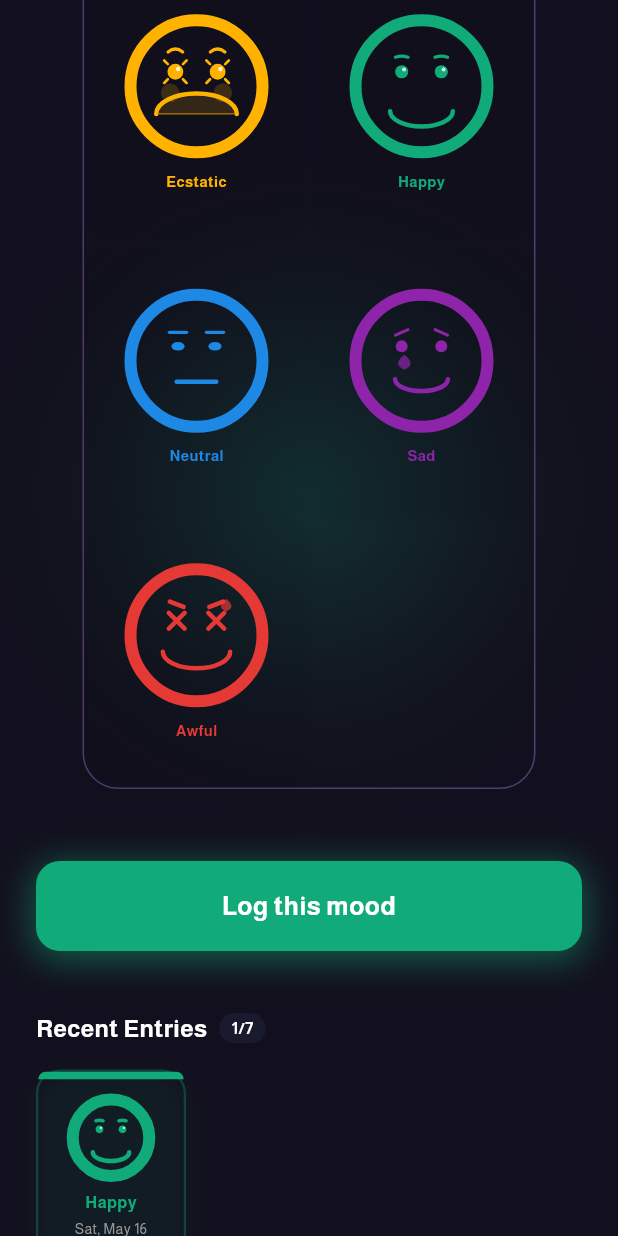
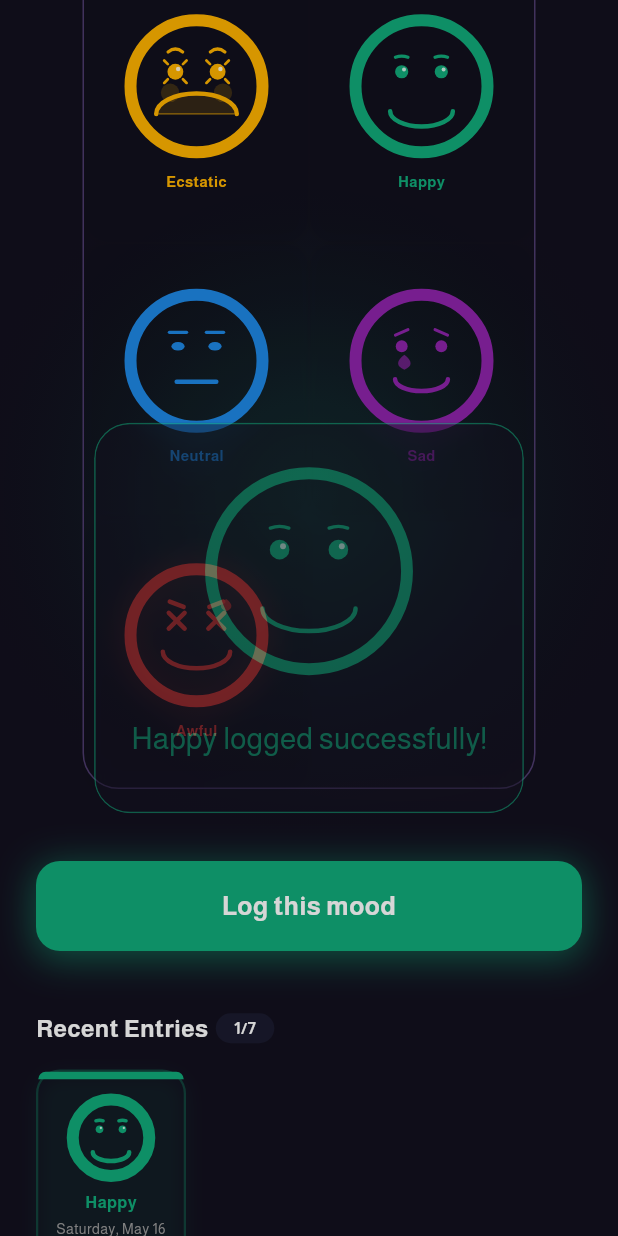
Before and after one commit to Mohamed-Ayman-Dev/mood_tracker, a Flutter app: the screen it shows after launch, scrolled down 576 dp, after a tap on "Log this mood", on a phone screen of 412 x 824 dp. Run offline on Flutter 3.47's test engine with Material 3 defaults, Android fonts, the phone set to English and light mode, and no system bars; our stand-ins replace get_it.

Commit message:
refactor feedback and dialog handling, enhance color themes and text styles

```diff
--- a/lib/src/core/constants/app_feedback.dart
+++ b/lib/src/core/constants/app_feedback.dart
@@ -1,17 +1,16 @@
+import 'package:flutter/cupertino.dart';
+import 'package:mood_tracker/src/core/constants/enums.dart';
+import 'package:mood_tracker/src/core/helpers/dialog_helpers.dart';
+
 final class AppFeedback {
   AppFeedback._();
 
-  static void successPopUp(String message, {String? desc}) {
-    //   EasyLoading.dismiss();
-    //   AlertUtils.showSuccessDialog(
-    //     title: message,
-    //     oneButton: true,
-    //     pop: false,
-    //     desc: desc,
-    //     onTab: () {
-    //       LocatorService.navigationService.currentState?.pop();
-    //     },
-    //   );
+  static void successPopUp(
+    BuildContext context, {
+    required String title,
+    required MoodType mode,
+  }) {
+    DialogHelpers.showSuccessDialog(context, title: title, mode: mode);
   }
 
   // static void successToast(String message) {
--- a/lib/src/core/extension/format_date_time_on_date_time.dart
+++ b/lib/src/core/extension/format_date_time_on_date_time.dart
@@ -1,6 +1,5 @@
 extension FormatDateTimeOnDateTime on DateTime {
-  String fmtDate() {
-    const months = [
+  static const _shortMonths = [
     'Jan',
     'Feb',
     'Mar',
@@ -15,9 +14,47 @@ extension FormatDateTimeOnDateTime on DateTime {
     'Dec',
   ];
 
-    const days = ['Mon', 'Tue', 'Wed', 'Thu', 'Fri', 'Sat', 'Sun'];
+  static const _fullMonths = [
+    'January',
+    'February',
+    'March',
+    'April',
+    'May',
+    'June',
+    'July',
+    'August',
+    'September',
+    'October',
+    'November',
+    'December',
+  ];
 
-    return '${days[weekday - 1]}, ${months[month - 1]} $day';
+  static const _shortDays = ['Mon', 'Tue', 'Wed', 'Thu', 'Fri', 'Sat', 'Sun'];
+
+  static const _fullDays = [
+    'Monday',
+    'Tuesday',
+    'Wednesday',
+    'Thursday',
+    'Friday',
+    'Saturday',
+    'Sunday',
+  ];
+
+  String fmtDate({
+    bool upperCase = false,
+    bool fullDay = true,
+    bool fullMonth = true,
+  }) {
+    final dayName = fullDay ? _fullDays[weekday - 1] : _shortDays[weekday - 1];
+
+    final monthName = fullMonth
+        ? _fullMonths[month - 1]
+        : _shortMonths[month - 1];
+
+    final result = '$dayName, $monthName $day';
+
+    return upperCase ? result.toUpperCase() : result;
   }
 
   String fmtTime() {
--- /dev/null
+++ b/lib/src/core/helpers/dialog_helpers.dart
@@ -0,0 +1,43 @@
+import 'package:flutter/material.dart';
+import 'package:mood_tracker/src/core/constants/enums.dart';
+import 'package:mood_tracker/src/core/widgets/dialog_content/success_dialog_content.dart';
+
+final class DialogHelpers {
+  DialogHelpers._();
+
+  static Future<void>? showSuccessDialog(
+    BuildContext context, {
+    required String title,
+    required MoodType mode,
+  }) async {
+    await showGeneralDialog(
+      context: context,
+      barrierLabel: "Barrier",
+      barrierDismissible: true,
+      barrierColor: Colors.black.withOpacity(0.2),
+      transitionDuration: const Duration(milliseconds: 200),
+      pageBuilder: (_, __, ___) {
+        return AlertDialog(
+          elevation: 0,
+          surfaceTintColor: Colors.transparent,
+          backgroundColor: Colors.transparent,
+          contentPadding: EdgeInsets.zero,
+          insetPadding: const EdgeInsets.symmetric(horizontal: 20, vertical: 0),
+          content: SuccessDialogContent(title: title, mode: mode),
+        );
+      },
+      transitionBuilder: (_, anim, __, child) {
+        return FadeTransition(
+          opacity: anim,
+
+          child: ScaleTransition(
+            scale: Tween<double>(begin: 0.92, end: 1.0).animate(
+              CurvedAnimation(parent: anim, curve: Curves.easeOutCubic),
+            ),
+            child: child,
+          ),
+        );
+      },
+    );
+  }
+}
--- a/lib/src/core/themes/colors.dart
+++ b/lib/src/core/themes/colors.dart
@@ -14,7 +14,8 @@ abstract class AppColors {
   static const Color backgroundColor = Color(0XFF12101e);
   static const Color appBarBackGroundColor = Colors.white;
   static const Color navBarBackgroundColor = Color(0xFF323539);
-  static const Color modePreviewBackGroundColor = Color(0XFF33215a);
+  static const Color moodPreviewBackGroundColor = Color(0XFF33215a);
+  static const Color moodNumberBackGroundColor = Color(0xFF1A1A2E);
 
   // text colors
   static const Color labelTextColor = Colors.black;
@@ -23,6 +24,7 @@ abstract class AppColors {
   static const Color bodyGreyTextColor = Color(0xFF737373);
   static const Color bodyTextColor = Color(0xFF181818);
   static const Color tileTextColor = Color(0xFF333333);
+  static const Color dateTextColor = Color(0xFF999999);
 
   static const Color titleTextColor = Color(0XFF1D1D1D);
   static const Color errorTextColor = Color(0xFFFF0E0E);
--- a/lib/src/core/themes/shadows.dart
+++ b/lib/src/core/themes/shadows.dart
@@ -1,19 +1,12 @@
 import 'package:flutter/cupertino.dart';
 
 abstract class AppShadows {
-  static const languageButtonBoxShadow = BoxShadow(
-    color: Color.fromRGBO(64, 75, 81, 0.04),
-    blurRadius: 18,
-  );
-  static const walletBalanceShadow = BoxShadow(
-    color: Color(0x14040F60),
-    offset: Offset(0, 4),
-    blurRadius: 60,
-    spreadRadius: 0,
-  );
-  static const mapAppbarBoxShadow = BoxShadow(
-    color: Color.fromRGBO(0, 0, 0, 0.09),
-    blurRadius: 6,
-    offset: Offset(0, 3),
-  );
+  static BoxShadow buttonShadow(Color color) {
+    return BoxShadow(
+      color: color.withOpacity(0.5),
+      blurRadius: 20,
+      spreadRadius: 2,
+      offset: const Offset(0, 4),
+    );
+  }
 }
--- a/lib/src/core/themes/text_styles.dart
+++ b/lib/src/core/themes/text_styles.dart
@@ -50,10 +50,11 @@ abstract class AppTextStyles {
 
   // Labels
   static TextStyle labelLarge = TextStyle(
-    fontSize: 14,
+    fontFamily: Constant.fontFamily,
+    color: Colors.white,
+    fontSize: 17,
     fontWeight: FontWeight.w700,
-    color: AppColors.labelTextColor,
-    fontFamily: Constant.fontFamily,
+    letterSpacing: 0.3,
   );
 
   static TextStyle labelMedium = TextStyle(
--- a/lib/src/core/widgets/custom_animated_button.dart
+++ b/lib/src/core/widgets/custom_animated_button.dart
@@ -2,8 +2,12 @@ import 'package:flutter/material.dart';
 import 'package:mood_tracker/src/core/constants/enums.dart';
 import 'package:mood_tracker/src/core/extension/mood_type_extension.dart';
 import 'package:mood_tracker/src/core/responsive/responsive_layout.dart';
+import 'package:mood_tracker/src/core/themes/shadows.dart';
+import 'package:mood_tracker/src/core/themes/text_styles.dart';
 import 'package:mood_tracker/src/features/mood_tracker/providers/mood_tracker.dart';
 import 'package:provider/provider.dart';
+
+import '../constants/app_feedback.dart';
 
 class CustomAnimatedButton extends StatefulWidget {
   const CustomAnimatedButton({super.key});
@@ -54,6 +58,11 @@ class _CustomAnimatedButtonState extends State<CustomAnimatedButton>
               onTapCancel: () => _ctrl.reverse(),
               onTap: () {
                 context.read<MoodProvider>().addMood();
+                AppFeedback.successPopUp(
+                  context,
+                  title: '${selectedMood.label} logged successfully!',
+                  mode: selectedMood,
+                );
               },
               child: AnimatedBuilder(
                 animation: _ctrl,
@@ -71,24 +80,12 @@ class _CustomAnimatedButtonState extends State<CustomAnimatedButton>
                     decoration: BoxDecoration(
                       color: selectedMood.color,
                       borderRadius: BorderRadius.circular(16),
-                      boxShadow: [
-                        BoxShadow(
-                          color: selectedMood.color.withOpacity(0.5),
-                          blurRadius: 20,
-                          spreadRadius: 2,
-                          offset: const Offset(0, 4),
-                        ),
-                      ],
+                      boxShadow: [AppShadows.buttonShadow(selectedMood.color)],
                     ),
-                    child: const Center(
+                    child: Center(
                       child: Text(
                         'Log this mood',
-                        style: TextStyle(
-                          color: Colors.white,
-                          fontSize: 17,
-                          fontWeight: FontWeight.w700,
-                          letterSpacing: 0.3,
-                        ),
+                        style: AppTextStyles.labelLarge,
                       ),
                     ),
                   ),
--- /dev/null
+++ b/lib/src/core/widgets/dialog_content/success_dialog_content.dart
@@ -0,0 +1,90 @@
+import 'dart:ui';
+
+import 'package:flutter/material.dart';
+import 'package:mood_tracker/src/core/constants/enums.dart';
+import 'package:mood_tracker/src/core/extension/mood_type_extension.dart';
+import 'package:mood_tracker/src/core/themes/app_radius.dart';
+
+import '../../../features/mood_tracker/widgets/painters/mood_face_painter.dart';
+import '../../extension/space_extensions_helper.dart';
+import '../../themes/colors.dart';
+import '../../themes/text_styles.dart';
+
+class SuccessDialogContent extends StatefulWidget {
+  final String title;
+  final MoodType mode;
+
+  const SuccessDialogContent({
+    super.key,
+    required this.title,
+    required this.mode,
+  });
+
+  @override
+  State<SuccessDialogContent> createState() => _SuccessDialogContentState();
+}
+
+class _SuccessDialogContentState extends State<SuccessDialogContent> {
+  @override
+  void initState() {
+    super.initState();
+    _autoClose();
+  }
+
+  Future<void> _autoClose() async {
+    await Future.delayed(const Duration(seconds: 1));
+
+    if (!mounted) return;
+    final route = ModalRoute.of(context);
+    // Only close if this dialog is still the top route
+    if (route?.isCurrent ?? false) {
+      Navigator.of(context).pop();
+    }
+  }
+
+  @override
+  Widget build(BuildContext context) {
+    return ClipRRect(
+      borderRadius: AppRadius.borderRadiusLarge24,
+
+      child: BackdropFilter(
+        filter: ImageFilter.blur(sigmaX: 10, sigmaY: 10),
+
+        child: Container(
+          constraints: BoxConstraints(minWidth: 270),
+          decoration: BoxDecoration(
+            border: Border.all(color: widget.mode.color),
+            borderRadius: AppRadius.borderRadiusLarge24,
+            color: AppColors.backgroundColor.withOpacity(0.65),
+          ),
+          child: Padding(
+            padding: const EdgeInsets.all(24),
+            child: Column(
+              mainAxisSize: MainAxisSize.min,
+              children: [
+                SizedBox(
+                  width: 150,
+                  height: 150,
+                  child: CustomPaint(
+                    painter: MoodFacePainter(mood: widget.mode),
+                  ),
+                ),
+                24.heightSpace,
+
+                Text(
+                  widget.title,
+                  textAlign: TextAlign.center,
+                  style: AppTextStyles.labelSmall.copyWith(
+                    fontSize: 20,
+                    color: widget.mode.color,
+                  ),
+                ),
+                10.heightSpace,
+              ],
+            ),
+          ),
+        ),
+      ),
+    );
+  }
+}
--- a/lib/src/features/mood_tracker/screens/mood_tracker_screen.dart
+++ b/lib/src/features/mood_tracker/screens/mood_tracker_screen.dart
@@ -1,4 +1,5 @@
 import 'package:flutter/material.dart';
+import 'package:mood_tracker/src/core/extension/format_date_time_on_date_time.dart';
 import 'package:mood_tracker/src/core/extension/space_extensions_helper.dart';
 import 'package:mood_tracker/src/core/themes/colors.dart';
 import 'package:mood_tracker/src/core/themes/text_styles.dart';
@@ -34,9 +35,8 @@ class MoodTrackerScreen extends StatelessWidget {
                       children: [
                         50.heightSpace,
                         Text(
-                          'SATURDAY, MAY 16',
+                          DateTime.now().fmtDate(upperCase: true),
                           textAlign: TextAlign.center,
-
                           style: AppTextStyles.headlineSmall,
                         ),
                         10.heightSpace,
--- a/lib/src/features/mood_tracker/widgets/cards/mood_selector_card.dart
+++ b/lib/src/features/mood_tracker/widgets/cards/mood_selector_card.dart
@@ -1,6 +1,7 @@
 import 'package:flutter/material.dart';
 import 'package:mood_tracker/src/core/constants/enums.dart';
 import 'package:mood_tracker/src/core/extension/mood_type_extension.dart';
+import 'package:mood_tracker/src/core/extension/space_extensions_helper.dart';
 import 'package:mood_tracker/src/features/mood_tracker/widgets/painters/mood_face_painter.dart';
 
 class MoodSelectorCard extends StatefulWidget {
@@ -83,7 +84,7 @@ class _MoodSelectorCardState extends State<MoodSelectorCard>
                     painter: MoodFacePainter(mood: widget.mood),
                   ),
                 ),
-                const SizedBox(height: 6),
+                6.heightSpace,
                 Text(
                   widget.mood.label,
                   style: TextStyle(
--- a/lib/src/features/mood_tracker/widgets/cards/timeline_entry_card.dart
+++ b/lib/src/features/mood_tracker/widgets/cards/timeline_entry_card.dart
@@ -1,6 +1,8 @@
 import 'package:flutter/material.dart';
 import 'package:mood_tracker/src/core/extension/format_date_time_on_date_time.dart';
 import 'package:mood_tracker/src/core/extension/mood_type_extension.dart';
+import 'package:mood_tracker/src/core/extension/space_extensions_helper.dart';
+import 'package:mood_tracker/src/core/themes/colors.dart';
 import 'package:mood_tracker/src/features/mood_tracker/widgets/painters/mood_face_painter.dart';
 
 import '../../models/mood_entry.dart';
@@ -92,7 +94,7 @@ class _TimelineEntryCardState extends State<TimelineEntryCard>
                     height: 58,
                     child: CustomPaint(painter: MoodFacePainter(mood: mood)),
                   ),
-                  const SizedBox(height: 6),
+                  6.heightSpace,
                   Text(
                     mood.label,
                     style: TextStyle(
@@ -101,11 +103,11 @@ class _TimelineEntryCardState extends State<TimelineEntryCard>
                       fontSize: 11,
                     ),
                   ),
-                  const SizedBox(height: 3),
+                  3.heightSpace,
                   Text(
                     widget.entry.timestamp.fmtDate(),
                     style: const TextStyle(
-                      color: Color(0xFF999999),
+                      color: AppColors.dateTextColor,
                       fontSize: 9.5,
                     ),
                     textAlign: TextAlign.center,
--- a/lib/src/features/mood_tracker/widgets/empty_list_placeholder.dart
+++ b/lib/src/features/mood_tracker/widgets/empty_list_placeholder.dart
@@ -1,4 +1,8 @@
 import 'package:flutter/material.dart';
+import 'package:mood_tracker/src/core/themes/colors.dart';
+import 'package:mood_tracker/src/core/themes/text_styles.dart';
+
+import '../../../core/extension/space_extensions_helper.dart';
 
 class EmptyTimeline extends StatelessWidget {
   const EmptyTimeline({super.key});
@@ -10,14 +14,17 @@ class EmptyTimeline extends StatelessWidget {
       color: Colors.transparent,
       borderRadius: BorderRadius.circular(16),
     ),
-    child: const Center(
+    child: Center(
       child: Column(
         mainAxisSize: MainAxisSize.min,
         children: [
-          SizedBox(height: 8),
+          8.heightSpace,
           Text(
             'Log your first mood above!',
-            style: TextStyle(color: Colors.grey, fontSize: 13),
+            style: AppTextStyles.labelMedium.copyWith(
+              fontWeight: FontWeight.w500,
+              color: AppColors.thirdColor,
+            ),
           ),
         ],
       ),
--- a/lib/src/features/mood_tracker/widgets/mood_perview.dart
+++ b/lib/src/features/mood_tracker/widgets/mood_perview.dart
@@ -17,26 +17,7 @@ class MoodPreview extends StatefulWidget {
   State<MoodPreview> createState() => _MoodPreviewState();
 }
 
-class _MoodPreviewState extends State<MoodPreview>
-    with SingleTickerProviderStateMixin {
-  late final AnimationController _controller;
-
-  @override
-  void initState() {
-    super.initState();
-
-    _controller = AnimationController(
-      vsync: this,
-      duration: const Duration(seconds: 3),
-    )..repeat(reverse: true);
-  }
-
-  @override
-  void dispose() {
-    _controller.dispose();
-    super.dispose();
-  }
-
+class _MoodPreviewState extends State<MoodPreview> {
   @override
   Widget build(BuildContext context) {
     return Selector<MoodProvider, MoodType>(
@@ -45,7 +26,7 @@ class _MoodPreviewState extends State<MoodPreview>
         return Container(
           decoration: BoxDecoration(
             borderRadius: AppRadius.borderRadiusLarge24,
-            color: AppColors.modePreviewBackGroundColor,
+            color: AppColors.moodPreviewBackGroundColor,
             border: Border.all(color: AppColors.borderColor, width: 1.5),
           ),
           padding: EdgeInsets.symmetric(horizontal: 140, vertical: 50),
@@ -55,7 +36,7 @@ class _MoodPreviewState extends State<MoodPreview>
               FloatingMoodFace(mood: selectedMood),
               30.heightSpace,
               Text(
-                selectedMood.name,
+                selectedMood.label,
                 style: AppTextStyles.labelMedium.copyWith(
                   color: selectedMood.color,
                 ),
--- a/lib/src/features/mood_tracker/widgets/timeline.dart
+++ b/lib/src/features/mood_tracker/widgets/timeline.dart
@@ -1,40 +1,41 @@
 import 'package:flutter/material.dart';
+import 'package:mood_tracker/src/core/themes/colors.dart';
+import 'package:mood_tracker/src/core/themes/text_styles.dart';
+import 'package:mood_tracker/src/features/mood_tracker/models/mood_entry.dart';
 import 'package:mood_tracker/src/features/mood_tracker/providers/mood_tracker.dart';
 import 'package:mood_tracker/src/features/mood_tracker/widgets/cards/timeline_entry_card.dart';
 import 'package:mood_tracker/src/features/mood_tracker/widgets/empty_list_placeholder.dart';
 import 'package:provider/provider.dart';
+
+import '../../../core/extension/space_extensions_helper.dart';
 
 class Timeline extends StatelessWidget {
   const Timeline({super.key});
 
   @override
   Widget build(BuildContext context) {
-    // Consumer only wraps this widget — no full-screen rebuild
-    return Consumer<MoodProvider>(
-      builder: (context, provider, _) {
-        final entries = provider.last7Entries;
+    return Selector<MoodProvider, List<MoodEntry>>(
+      selector: (context, provider) => provider.last7Entries,
+      builder: (context, entries, child) {
         return Column(
           crossAxisAlignment: CrossAxisAlignment.start,
           children: [
             Row(
               children: [
-                const Text(
+                Text(
                   'Recent Entries',
-                  style: TextStyle(
-                    fontSize: 16,
-                    fontWeight: FontWeight.w700,
-                    color: Colors.white,
-                  ),
+                  style: AppTextStyles.labelLarge.copyWith(fontSize: 16),
                 ),
-                const SizedBox(width: 8),
+                8.heightSpace,
                 if (entries.isNotEmpty)
                   Container(
                     padding: const EdgeInsets.symmetric(
-                      horizontal: 8,
+                      horizontal: 12,
                       vertical: 2,
                     ),
+                    margin: EdgeInsets.symmetric(horizontal: 5),
                     decoration: BoxDecoration(
-                      color: const Color(0xFF1A1A2E),
+                      color: AppColors.moodNumberBackGroundColor,
                       borderRadius: BorderRadius.circular(10),
                     ),
                     child: Text(
@@ -48,7 +49,7 @@ class Timeline extends StatelessWidget {
                   ),
               ],
             ),
-            const SizedBox(height: 16),
+            16.heightSpace,
             entries.isEmpty
                 ? EmptyTimeline()
                 : SizedBox(
```
Lines whose indentation alone changed are shown as unchanged.
